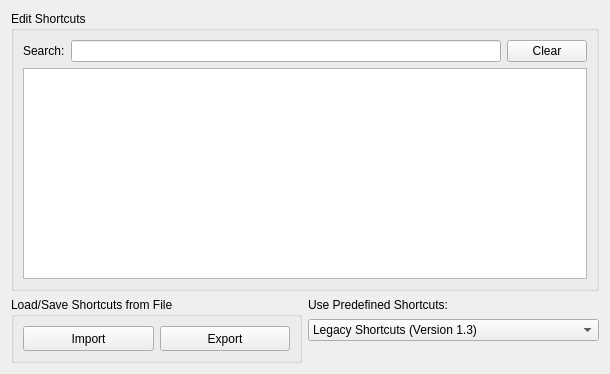
The window that source/VIEW/DIALOGS/shortcutDialog.ui (BALL-Project/ball) describes before a commit, drawn with Qt 5.
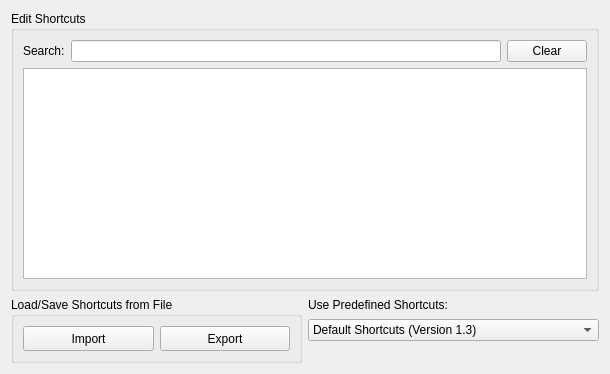
The same window after the commit. Custom widgets are drawn as their Qt base class.

Commit message:
Version 1.3 shortcuts should not be dubbed "Legacy"
Fix this in the ShortcutDialog, by calling them "Default shortcuts".

The edit to the form file:
```diff
--- a/source/VIEW/DIALOGS/shortcutDialog.ui
+++ b/source/VIEW/DIALOGS/shortcutDialog.ui
@@ -180,7 +180,7 @@
     <widget class="QComboBox" name="predefined_combo_box">
      <item>
       <property name="text">
-       <string>Legacy Shortcuts (Version 1.3)</string>
+       <string>Default Shortcuts (Version 1.3)</string>
       </property>
      </item>
      <item>
```
The commit also changes 1 other file.
